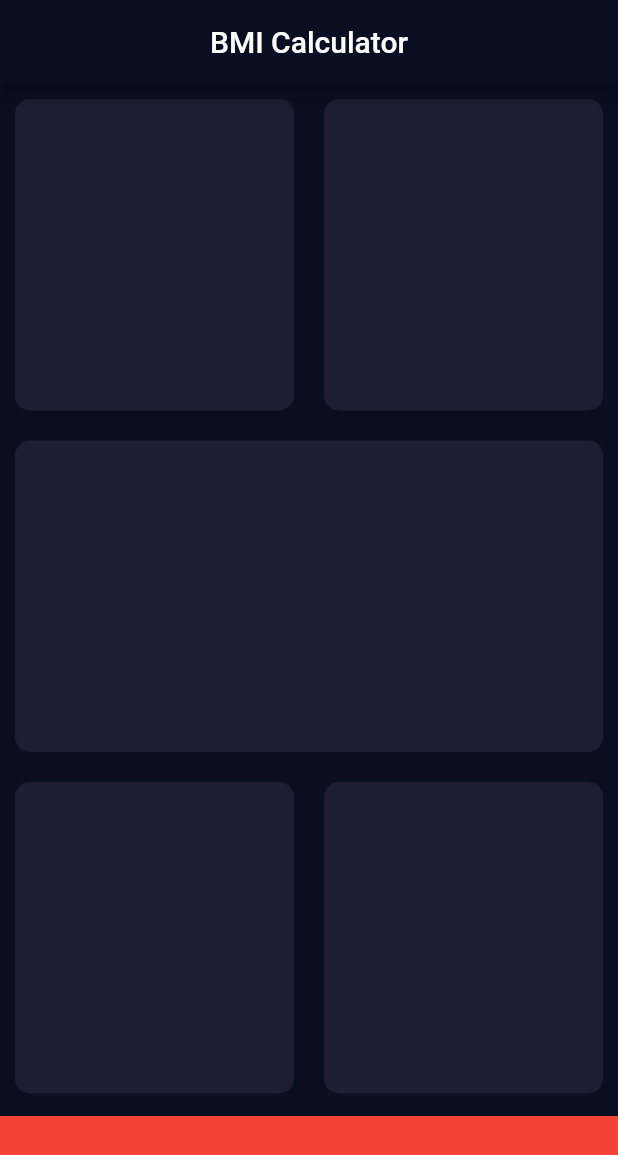
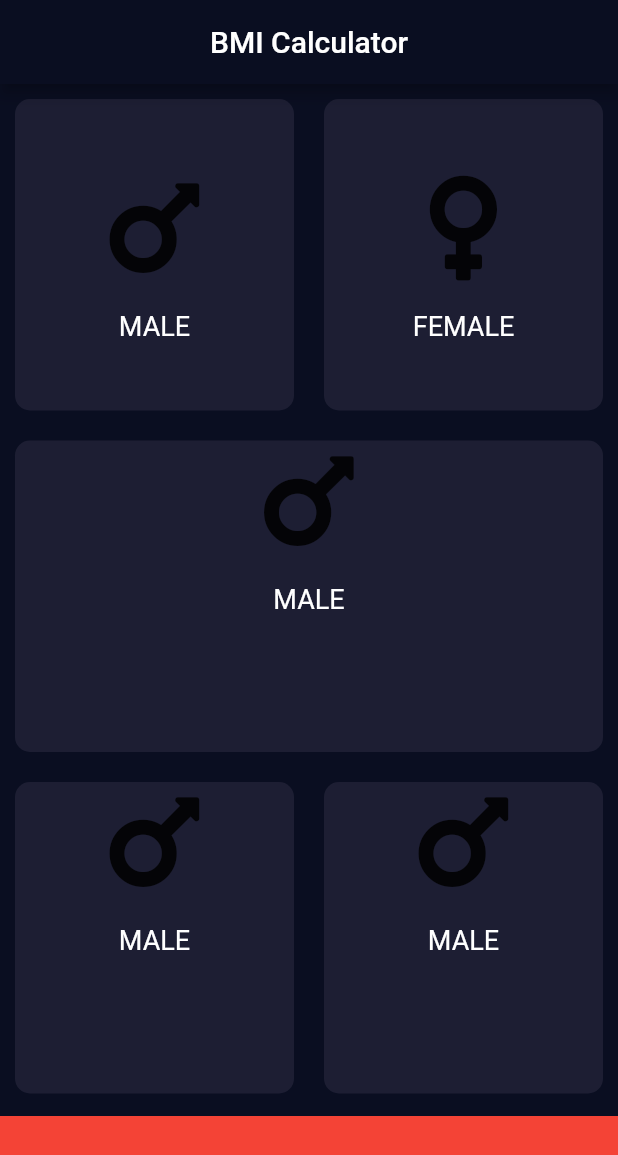
Before and after one commit to chinmay-2002/bmicalculator, a Flutter app: the screen it shows after launch, on a phone screen of 412 x 824 dp. Shown: the top 1155 px of the screen. Run offline on Flutter 3.47's test engine with Material 2 defaults, Android fonts, the phone set to English and light mode, and no system bars; our stand-ins replace font_awesome_flutter.

Commit message:
Added male and female icons with no errors

```diff
--- /dev/null
+++ b/lib/Card_content.dart
@@ -0,0 +1,30 @@
+import 'package:flutter/material.dart';
+
+const textLower = TextStyle(
+  fontSize: 18.0,
+  color: Colors.white,
+);
+const iconSize = 80.0;
+
+class IndividualCard extends StatelessWidget {
+  IndividualCard({required this.icon, required this.label});
+  final IconData icon;
+  final String label;
+  @override
+  Widget build(BuildContext context) {
+    return Column(
+      mainAxisAlignment: MainAxisAlignment.center,
+      children:  [
+        Icon(
+          icon,
+          size: iconSize,
+        ),
+        const SizedBox(
+          height: 15.0,
+        ),
+        Text(label, style: textLower )
+
+      ],
+    );
+  }
+}
--- /dev/null
+++ b/lib/Reuasable_card.dart
@@ -0,0 +1,17 @@
+import 'package:flutter/material.dart';
+
+class Reausable extends StatelessWidget {
+  Reausable({required this.colour, required this.cardChild});
+  final Widget cardChild ;
+  final Color colour ;
+  @override
+  Widget build(BuildContext context) {
+    return Container(margin: EdgeInsets.all(10),
+      child: cardChild,
+      decoration: BoxDecoration(
+        borderRadius: BorderRadius.circular(10.0),
+        color: colour,
+      ),
+    );
+  }
+}
--- a/lib/home_page.dart
+++ b/lib/home_page.dart
@@ -1,4 +1,7 @@
 import 'package:flutter/material.dart';
+import 'package:font_awesome_flutter/font_awesome_flutter.dart';
+import 'Reuasable_card.dart';
+import 'Card_content.dart';
 
 const bottomCheight = 80.0;
 const activeCardColor = Color(0xFF1D1E33);
@@ -27,15 +30,24 @@ class _MyHomePageState extends State<MyHomePage> {
         ),
         backgroundColor: Color(0xFF0A0E21),
       ),
+
       body: Column(
         children: [
           Expanded(child: Row(
             children: [
               Expanded(child: Reausable(
                 colour: activeCardColor,
+                cardChild: IndividualCard(
+                  icon: FontAwesomeIcons.mars,
+                  label: 'MALE',
+                ),
               )),
               Expanded(child: Reausable(
                 colour: activeCardColor,
+                  cardChild: IndividualCard(
+                    icon: FontAwesomeIcons.venus,
+                    label: 'FEMALE',
+                  ),
               )),
             ],
           ),),
@@ -43,15 +55,63 @@ class _MyHomePageState extends State<MyHomePage> {
             children: [
               Expanded(child: Reausable(
                 colour: activeCardColor,
+                  cardChild: Column(
+                children: const [
+                  Icon(
+                  FontAwesomeIcons.mars,
+                  size: 80.0,
+                  ),
+                  SizedBox(
+                  height: 15.0,
+                  ),
+                  Text('MALE', style: TextStyle(
+                  fontSize: 18.0,
+                  color: Colors.white,
+                  ),)
+
+                ],
+                )
               ))
             ],
           ),),
           Expanded(child: Row(
             children: [
               Expanded(child: Reausable(
+                cardChild: Column(
+                  children: const [
+                    Icon(
+                      FontAwesomeIcons.mars,
+                      size: 80.0,
+                    ),
+                    SizedBox(
+                      height: 15.0,
+                    ),
+                    Text('MALE', style: TextStyle(
+                      fontSize: 18.0,
+                      color: Colors.white,
+                    ),)
+
+                  ],
+                ),
                 colour: activeCardColor,
               )),
               Expanded(child: Reausable(
+                cardChild: Column(
+                  children: const [
+                    Icon(
+                      FontAwesomeIcons.mars,
+                      size: 80.0,
+                    ),
+                    SizedBox(
+                      height: 15.0,
+                    ),
+                    Text('MALE', style: TextStyle(
+                      fontSize: 18.0,
+                      color: Colors.white
+                    ),)
+
+                  ],
+                ),
                 colour: activeCardColor,
               )),
             ],
@@ -68,26 +128,3 @@ class _MyHomePageState extends State<MyHomePage> {
     );
   }
 }
-
-
-
-
-
-
-
-
-class Reausable extends StatelessWidget {
-  Reausable({required this.colour});
-  // final Widget cardChild ;
-  final Color colour ;
-  @override
-  Widget build(BuildContext context) {
-    return Container(margin: EdgeInsets.all(10),
-      // child: cardChild,
-      decoration: BoxDecoration(
-        borderRadius: BorderRadius.circular(10.0),
-        color: colour,
-      ),
-    );
-  }
-}
--- a/pubspec.yaml
+++ b/pubspec.yaml
@@ -34,6 +34,7 @@ dependencies:
   # The following adds the Cupertino Icons font to your application.
   # Use with the CupertinoIcons class for iOS style icons.
   cupertino_icons: ^1.0.2
+  font_awesome_flutter: ^8.4.0
 
 dev_dependencies:
   flutter_test:
```
Also changed, not shown: pubspec.lock.
